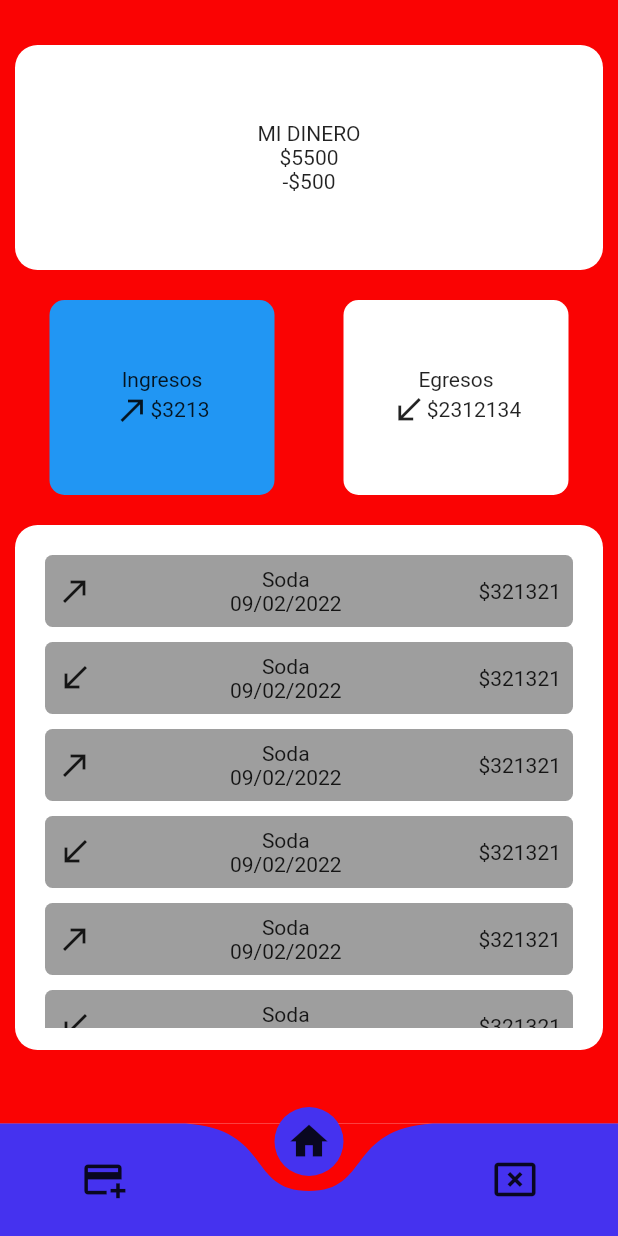
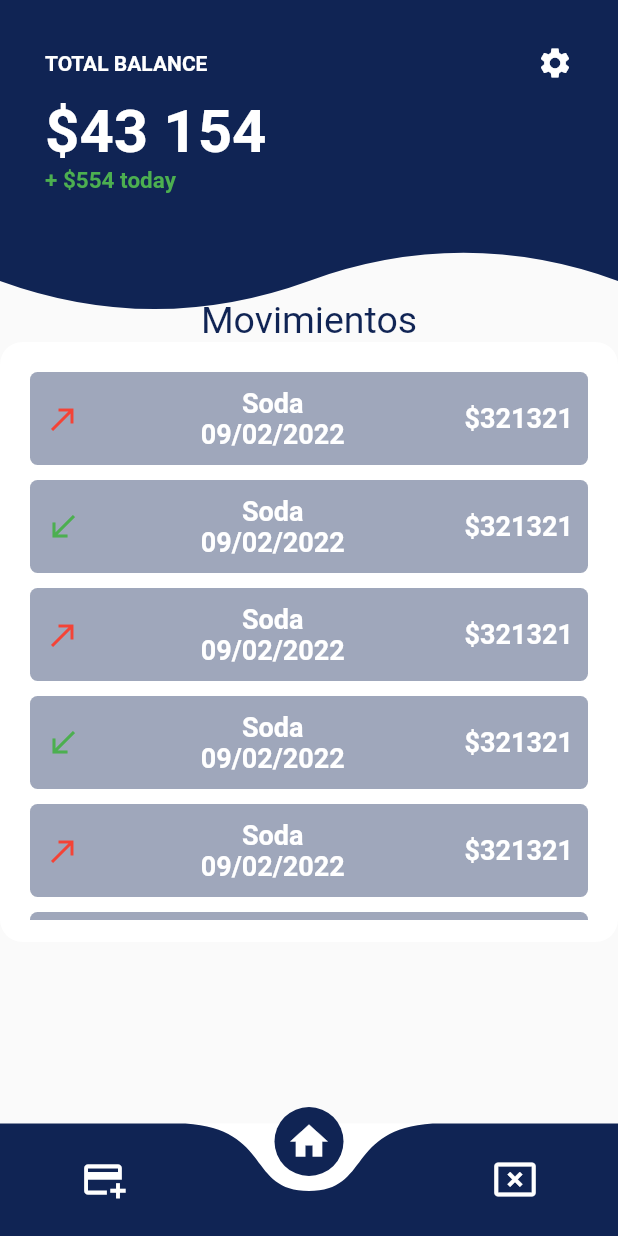
Before and after one commit to juanpivl/gastos, a Flutter app: the screen it shows after launch, on a phone screen of 412 x 824 dp. Run offline on Flutter 3.47's test engine with Material 2 defaults, Android fonts, the phone set to English and light mode, and no system bars; drawn by our look-alikes of curved_navigation_bar.

```diff
--- /dev/null
+++ b/lib/src/components/background.dart
@@ -0,0 +1,62 @@
+import 'dart:math';
+
+import 'package:flutter/material.dart';
+
+class Background extends StatelessWidget {
+  const Background({super.key});
+
+  @override
+  Widget build(BuildContext context) {
+    return HeaderWave();
+  }
+}
+
+
+
+
+class HeaderWave extends StatelessWidget {
+
+  @override
+  Widget build(BuildContext context) {
+    return Container(
+      height: double.infinity,
+      width: double.infinity,
+      child: CustomPaint(
+        painter: _HeaderWavePainter(),
+      ),
+    );
+  }
+}
+
+class _HeaderWavePainter extends CustomPainter {
+
+  @override
+  void paint(Canvas canvas, Size size) {
+
+    final lapiz = new Paint();
+
+    // Propiedades
+    lapiz.color = Color.fromRGBO(16, 36, 84, 1);
+    lapiz.style = PaintingStyle.fill; // .fill .stroke
+    lapiz.strokeWidth = 20;
+
+    final path = new Path();
+
+    // Dibujar con el path y el lapiz
+    path.lineTo( 0, size.height * 0.25 );
+    path.quadraticBezierTo(size.width * 0.25, size.height * 0.30, size.width * 0.5, size.height * 0.25 );
+    path.quadraticBezierTo(size.width * 0.75, size.height * 0.20, size.width, size.height * 0.25 );
+    path.lineTo( size.width, 0 );
+
+
+
+
+    canvas.drawPath(path, lapiz );
+  }
+
+  @override
+  bool shouldRepaint(CustomPainter oldDelegate) {
+    return true;
+  }
+
+}
--- a/lib/src/components/bottomNavigation.dart
+++ b/lib/src/components/bottomNavigation.dart
@@ -41,14 +41,16 @@ class _BottomNavitationState extends State<BottomNavitation> {
   @override
   Widget build(BuildContext context) {
     return Scaffold(
+
       bottomNavigationBar: CurvedNavigationBar(
         index: pageindex,
-        backgroundColor: Color.fromARGB(255, 250, 3, 3),
-        color: Color.fromARGB(255, 69, 50, 239),
+        backgroundColor: Colors.white,
+        color: Color.fromRGBO(16, 36, 84, 1),
+
         items: const <Widget>[
-          Icon(Icons.add_card , size: 30),
-          Icon(Icons.home, size: 30),
-          Icon(Icons.cancel_presentation_outlined , size: 30),
+          Icon(Icons.add_card , size: 30,color: Colors.white,),
+          Icon(Icons.home, size: 30,color: Colors.white,),
+          Icon(Icons.cancel_presentation_outlined , size: 30,color: Colors.white,),
         ],
         onTap: (int tappedIndex) {
           setState(() {
@@ -57,7 +59,7 @@ class _BottomNavitationState extends State<BottomNavitation> {
 
         },
       ),
-       body: Center(child: _showPage,)
+       body: _showPage
 
     );
   }
--- /dev/null
+++ b/lib/src/pages/add/componentes.dart
@@ -0,0 +1,3 @@
+export 'package:gastos/src/pages/add/formulario.dart';
+
+export 'package:gastos/src/pages/add/encabezadoin.dart';
--- /dev/null
+++ b/lib/src/pages/add/encabezadoin.dart
@@ -0,0 +1,28 @@
+import 'package:flutter/material.dart';
+
+class EncabezadoIn extends StatelessWidget {
+  const EncabezadoIn({super.key});
+
+  @override
+  Widget build(BuildContext context) {
+    return Container(
+      padding: const EdgeInsets.all(30),
+      child: Column(
+        crossAxisAlignment: CrossAxisAlignment.start,
+        children:const  [
+
+
+          Text(
+            'Ingresos',
+            style: TextStyle(
+                color: Colors.white, fontWeight: FontWeight.bold, fontSize: 40),
+          ),
+
+
+
+
+        ],
+      ),
+    );
+  }
+}
--- /dev/null
+++ b/lib/src/pages/add/formulario.dart
@@ -0,0 +1,38 @@
+import 'package:flutter/material.dart';
+
+class Formulario extends StatelessWidget {
+  const Formulario({super.key});
+
+
+
+
+
+
+  @override
+  Widget build(BuildContext context) {
+    return Container(
+              width: 300,
+              decoration: BoxDecoration(
+                  color: const Color.fromRGBO(16, 36, 84, 1), borderRadius: BorderRadius.circular(19)),
+              child: TextFormField(
+                style: const TextStyle(color: Colors.white),
+                decoration: InputDecoration(
+                  border: InputBorder.none,
+                  prefixIcon: const Icon(
+                    Icons.account_balance_wallet_rounded,
+                    color: Colors.white,
+                  ),
+                  focusColor: Theme.of(context).primaryColor,
+                  hintText: "Concepto",
+                  hintStyle: const TextStyle(color: Colors.white)
+
+                ),
+                autocorrect: false,
+
+                onChanged: (val) {
+
+                },
+              ),
+            );
+  }
+}
--- a/lib/src/pages/add/ingresos.dart
+++ b/lib/src/pages/add/ingresos.dart
@@ -1,14 +1,43 @@
 import 'package:flutter/material.dart';
+import 'package:gastos/src/components/background.dart';
+import 'package:gastos/src/pages/add/componentes.dart';
 
 class IngresosPage extends StatelessWidget {
   const IngresosPage({super.key});
 
   @override
   Widget build(BuildContext context) {
-    return Center(
-      child: Container(
-        child: Text('iungresos'),
+    return  SafeArea(
+      child: Scaffold(
+        body: Stack(children: [
+          Background(),
+          ListView(
+            children: [
+               Column(
+              children: const [
+                EncabezadoIn(),
+                SizedBox(height: 100,),
+                Center(child: Text('Movimientos',style: TextStyle(fontSize: 25,color: Color.fromRGBO(16, 36, 84, 1)),)),
+                 SizedBox(height: 30,),
+                Formulario(),
+                SizedBox(height: 30,),
+                Formulario(),
+                SizedBox(height: 30,),
+                Formulario(),
+                 SizedBox(height: 30,),
+
+                 FloatingActionButton(onPressed: null,
+                 child: Text('Aceptar'),)
+
+            ],
+
+
+
+          ),
+        ]),
+        ]
       ),
+      )
     );
   }
 }
--- a/lib/src/pages/home/comprobantes.dart
+++ b/lib/src/pages/home/comprobantes.dart
@@ -6,32 +6,85 @@ class Comprobantes extends StatelessWidget {
   @override
   Widget build(BuildContext context) {
     return Container(
-     padding: EdgeInsets.all(15),
-      decoration: BoxDecoration(borderRadius: BorderRadius.circular(15),color: Colors.white
-
-      ),
-      width: double.infinity,
-      height: 350,
-      child: ListView(
-        scrollDirection: Axis.vertical,
-
-
-
-          children: [
-              Conceptos(data: Icons.call_made, cantidad: '\$321321', text: 'Soda'),
-              Conceptos(data: Icons.call_received , cantidad: '\$321321', text: 'Soda'),
-              Conceptos(data: Icons.call_made, cantidad: '\$321321', text: 'Soda'),
-              Conceptos(data: Icons.call_received , cantidad: '\$321321', text: 'Soda'),
-              Conceptos(data: Icons.call_made, cantidad: '\$321321', text: 'Soda'),
-              Conceptos(data: Icons.call_received , cantidad: '\$321321', text: 'Soda'),
-              Conceptos(data: Icons.call_made, cantidad: '\$321321', text: 'Soda'),
-              Conceptos(data: Icons.call_made, cantidad: '\$321321', text: 'Soda'),
-              Conceptos(data: Icons.call_made, cantidad: '\$321321', text: 'Soda'),
-
-
-          ]
-      )
-    );
+        padding: EdgeInsets.all(15),
+        decoration: BoxDecoration(
+            borderRadius: BorderRadius.circular(15), color: Colors.white),
+        width: double.infinity,
+        height: 400,
+        child: ListView(scrollDirection: Axis.vertical, children: const [
+          Conceptos(
+            data: Icons.call_made,
+            cantidad: '\$321321',
+            text: 'Soda',
+            masmenos: Colors.red,
+          ),
+          Conceptos(
+            data: Icons.call_received,
+            cantidad: '\$321321',
+            text: 'Soda',
+            masmenos: Colors.green,
+          ),
+          Conceptos(
+            data: Icons.call_made,
+            cantidad: '\$321321',
+            text: 'Soda',
+            masmenos: Colors.red,
+          ),
+          Conceptos(
+            data: Icons.call_received,
+            cantidad: '\$321321',
+            text: 'Soda',
+            masmenos: Colors.green,
+          ),
+          Conceptos(
+            data: Icons.call_made,
+            cantidad: '\$321321',
+            text: 'Soda',
+            masmenos: Colors.red,
+          ),
+          Conceptos(
+            data: Icons.call_received,
+            cantidad: '\$321321',
+            text: 'Soda',
+            masmenos: Colors.green,
+          ),
+          Conceptos(
+            data: Icons.call_made,
+            cantidad: '\$321321',
+            text: 'Soda',
+            masmenos: Colors.red,
+          ),
+          Conceptos(
+            data: Icons.call_received,
+            cantidad: '\$321321',
+            text: 'Soda',
+            masmenos: Colors.green,
+          ),
+          Conceptos(
+            data: Icons.call_made,
+            cantidad: '\$321321',
+            text: 'Soda',
+            masmenos: Colors.red,
+          ),
+          Conceptos(
+            data: Icons.call_received,
+            cantidad: '\$321321',
+            text: 'Soda',
+            masmenos: Colors.green,
+          ),
+          Conceptos(
+            data: Icons.call_made,
+            cantidad: '\$321321',
+            text: 'Soda',
+            masmenos: Colors.red,
+          ),
+          Conceptos(
+            data: Icons.call_received,
+            cantidad: '\$321321',
+            text: 'Soda',
+            masmenos: Colors.green,
+          ),
+        ]));
   }
 }
 
@@ -39,33 +92,35 @@ class Conceptos extends StatelessWidget {
   final IconData data;
   final String cantidad;
   final String text;
-  const Conceptos({super.key, required this.data, required this.cantidad, required this.text});
+  final Color masmenos;
+
+  const Conceptos(
+      {super.key,
+      required this.data,
+      required this.cantidad,
+      required this.text,
+      required this.masmenos});
 
   @override
   Widget build(BuildContext context) {
     return Container(
       decoration: BoxDecoration(
-        borderRadius: BorderRadius.circular(5),
-        color: Colors.grey
-      ),
+          borderRadius: BorderRadius.circular(5),
+          color: Color.fromRGBO(16, 36, 84, .4)),
       margin: EdgeInsets.all(5),
       child: Padding(
-        padding: const EdgeInsets.all(8.0),
+        padding: const EdgeInsets.all(10.0),
         child: Row(
-
           mainAxisAlignment: MainAxisAlignment.spaceBetween,
           children: [
-            Icon(data),
+            Icon(data, color: masmenos),
             Column(
               children: [
-
-                 Text(text),
-                Text('09/02/2022'),
-
+                Text(text,style: TextStyle(color: Colors.white,fontWeight: FontWeight.bold,fontSize: 18),),
+                Text('09/02/2022',style: TextStyle(color: Colors.white,fontWeight: FontWeight.bold,fontSize: 18),),
               ],
             ),
-            Text(cantidad),
-
+            Text(cantidad,style: TextStyle(color: Colors.white,fontWeight: FontWeight.bold,fontSize: 18),),
           ],
         ),
       ),
--- a/lib/src/pages/home/encabezado.dart
+++ b/lib/src/pages/home/encabezado.dart
@@ -6,19 +6,38 @@ class Encabezado extends StatelessWidget {
   @override
   Widget build(BuildContext context) {
     return Container(
-      height: 150,
-      width: double.infinity,
-      decoration: BoxDecoration(
-        color: Colors.white,
-        borderRadius: BorderRadius.circular(15),
+      padding: const EdgeInsets.all(30),
+      child: Column(
+        crossAxisAlignment: CrossAxisAlignment.start,
+        children: [
+          Row(
+            mainAxisAlignment: MainAxisAlignment.spaceBetween,
+            children: const [
+              Text(
+                'TOTAL BALANCE',
+                style:
+                    TextStyle(color: Colors.white, fontWeight: FontWeight.bold),
+              ),
+              Icon(
+                Icons.settings,
+                color: Colors.white,
+              )
+            ],
+          ),
+          const SizedBox(
+            height: 10,
+          ),
+          const Text(
+            '\$43 154',
+            style: TextStyle(
+                color: Colors.white, fontWeight: FontWeight.bold, fontSize: 40),
+          ),
+          const Text(
+            '+ \$554 today',
+            style: TextStyle(
+                color: Colors.green, fontWeight: FontWeight.bold, fontSize: 15),
+          ),
 
-      ),
-      child: Column(
-        mainAxisAlignment: MainAxisAlignment.center,
-        children: [
-          Text('MI DINERO'),
-          Text('\$5500'),
-          Text('-\$500'),
         ],
       ),
     );
--- a/lib/src/pages/home/homePage.dart
+++ b/lib/src/pages/home/homePage.dart
@@ -1,35 +1,25 @@
 import 'package:flutter/material.dart';
+import 'package:gastos/src/components/background.dart';
 import 'package:gastos/src/pages/home/components.dart';
-
 
 class HomePage extends StatelessWidget {
   const HomePage({super.key});
 
   @override
   Widget build(BuildContext context) {
-    return Container(
-      color: Color.fromARGB(255, 250, 3, 3),
-      child: Padding(
-
-        padding: const EdgeInsets.all(10.0),
-
-        child: ListView(
-          children: [
-            Column(
-
+    return SafeArea(
+      child: Scaffold(
+        body: Stack(children: [
+          Background(),
+          Column(
             children: const [
-              SizedBox(height: 20,),
               Encabezado(),
-              SizedBox(height: 20,),
-              Masmenos(),
-              SizedBox(height: 20,),
-              Comprobantes(),
-              SizedBox(height: 20,),
+              SizedBox(height: 40,),
+              Center(child: Text('Movimientos',style: TextStyle(fontSize: 25,color: Color.fromRGBO(16, 36, 84, 1)),)),
+              Comprobantes()
             ],
           ),
-          ],
-
-        ),
+        ]),
       ),
     );
   }
--- a/lib/src/pages/home/masmenos.dart
+++ b/lib/src/pages/home/masmenos.dart
@@ -9,8 +9,8 @@ class Masmenos extends StatelessWidget {
       mainAxisAlignment: MainAxisAlignment.spaceAround ,
 
       children: [
-        _Contenedor(titulo:'Ingresos',data: Icons.call_made,valor: '\$3213',color: Colors.blue,),
-        _Contenedor(titulo:'Egresos',data: Icons.call_received ,valor: '\$2312134',color:Colors.white),
+        _Contenedor(titulo:'Ingresos',data: Icons.call_made,valor: (3213),color: Color.fromARGB(255, 1, 248, 50),),
+        _Contenedor(titulo:'Egresos',data: Icons.call_received ,valor: 2312134 ,color:Color.fromARGB(255, 255, 4, 4)),
       ],
     );
   }
@@ -19,7 +19,7 @@ class Masmenos extends StatelessWidget {
 }
 
 class _Contenedor extends StatelessWidget {
-  final String valor;
+  final int valor;
   final IconData data;
   final Color color;
   final String titulo;
@@ -39,11 +39,12 @@ class _Contenedor extends StatelessWidget {
           mainAxisAlignment: MainAxisAlignment.center,
           children: [
             Text(titulo),
+            SizedBox(height: 10,),
             Row(
               mainAxisAlignment: MainAxisAlignment.center,
               children: [
                 Icon(data),
-                Text(valor)
+                Text('$valor')
 
             ]),
           ],
--- a/lib/src/routes/menu.dart
+++ b/lib/src/routes/menu.dart
@@ -9,6 +9,7 @@ class Menu extends StatelessWidget {
     return const SafeArea(
       child:
     Scaffold(
+
       bottomNavigationBar:
       BottomNavitation(),
 
```
